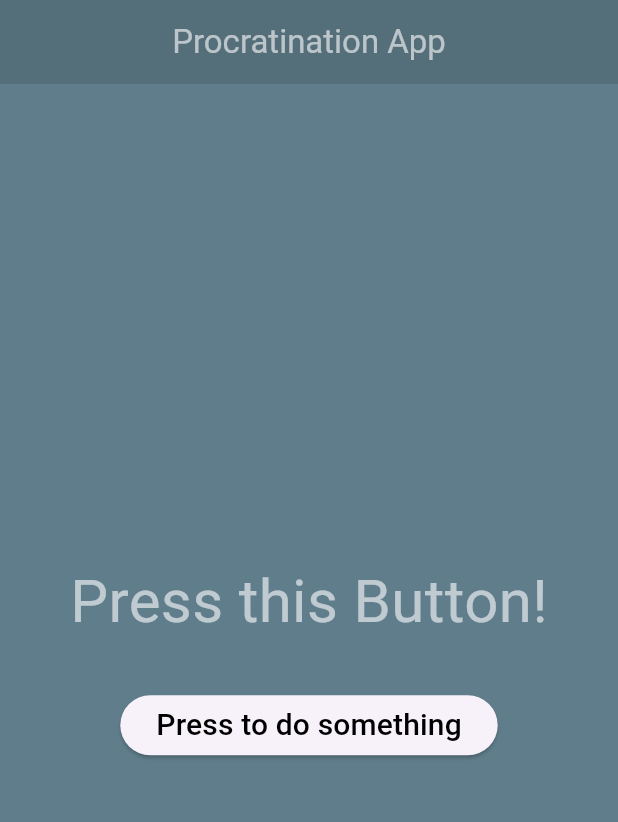
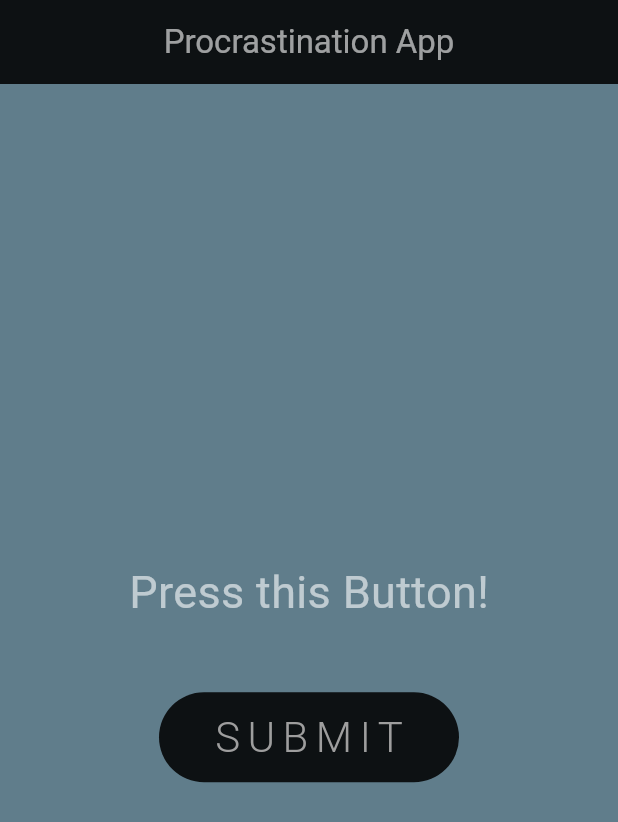
Before and after one commit to shiwani08/ProcrastinationApp, a Flutter app: the screen it shows after launch, on a phone screen of 412 x 824 dp. Shown: the top 822 px of the screen. Run offline on Flutter 3.47's test engine with Material 3 defaults, Android fonts, the light colour scheme and no system bars.

Commit message:
Animation added to the button

```diff
--- a/lib/procrastination_screen.dart
+++ b/lib/procrastination_screen.dart
@@ -8,9 +8,9 @@ class ProcrastinationScreen extends StatefulWidget {
   State<ProcrastinationScreen> createState() => _ProcrastinationScreenState();
 }
 
-class _ProcrastinationScreenState extends State<ProcrastinationScreen> {
-  //random messages
-
+class _ProcrastinationScreenState extends State<ProcrastinationScreen>
+    with SingleTickerProviderStateMixin {
+  // Random messages
   final List<String> messages = [
     "Kal krta hu bhai",
     "Not today",
@@ -20,6 +20,7 @@ class _ProcrastinationScreenState extends State<ProcrastinationScreen> {
   ];
 
   String currentMessage = "Press this Button!";
+  double buttonScale = 1.0; // To animate scaling of the button
 
   void showRandomMessage() {
     setState(() {
@@ -32,36 +33,71 @@ class _ProcrastinationScreenState extends State<ProcrastinationScreen> {
     return Scaffold(
       backgroundColor: Colors.blueGrey,
       appBar: AppBar(
-        title: Center(
+        title: const Center(
           child: Text(
-            "Procratination App",
+            "Procrastination App",
             style: TextStyle(color: Colors.white60),
           ),
         ),
-        backgroundColor: Colors.black12,
+        backgroundColor: Colors.black87,
       ),
       body: Center(
         child: Column(
           mainAxisAlignment: MainAxisAlignment.center,
           children: [
-            Text(
-              currentMessage,
-              style: TextStyle(
-                fontSize: 40,
-                color: Colors.white60
+            Padding(
+              padding: const EdgeInsets.all(15.0),
+              child: Text(
+                currentMessage,
+                style: const TextStyle(
+                  fontSize: 30,
+                  color: Colors.white60,
+                ),
               ),
             ),
-            SizedBox(height: 30),
-            ElevatedButton(
-              onPressed: showRandomMessage,
-              child: Text(
-                "Press to do something",
-                style: TextStyle(
-                  color: Colors.black,
-                  fontSize: 20,
+            const SizedBox(height: 30),
+            GestureDetector(
+              onTapDown: (_) {
+                // Scale down the button when pressed
+                setState(() {
+                  buttonScale = 0.5;
+                });
+              },
+              onTapUp: (_) {
+                // Reset the scale and trigger the random message
+                setState(() {
+                  buttonScale = 1.0;
+                });
+                showRandomMessage();
+              },
+              onTapCancel: () {
+                // Reset the scale if the tap is canceled
+                setState(() {
+                  buttonScale = 1.0;
+                });
+              },
+              child: AnimatedContainer(
+                duration: const Duration(milliseconds: 200),
+                curve: Curves.easeOut,
+                transform: Matrix4.identity()..scale(buttonScale),
+                width: 200,
+                height: 60,
+                decoration: BoxDecoration(
+                  color: Colors.black87,
+                  borderRadius: BorderRadius.circular(30), // Rounded corners
+                ),
+                alignment: Alignment.center,
+                child: const Text(
+                  'SUBMIT',
+                  style: TextStyle(
+                    fontSize: 28,
+                    letterSpacing: 5,
+                    color: Colors.grey,
+                    fontWeight: FontWeight.w300,
+                  ),
                 ),
               ),
-            )
+            ),
           ],
         ),
       ),
--- a/pubspec.yaml
+++ b/pubspec.yaml
@@ -30,7 +30,7 @@ environment:
 dependencies:
   flutter:
     sdk: flutter
-
+  flutter_animated_button: ^2.0.4
 
   # The following adds the Cupertino Icons font to your application.
   # Use with the CupertinoIcons class for iOS style icons.
```
Also changed, not shown: pubspec.lock.
